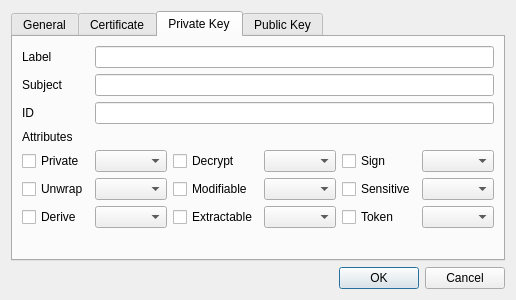
The window that HsmMan/import_pfx_dlg.ui (jykim74/CryptokiMan) describes before a commit, drawn with Qt 5.
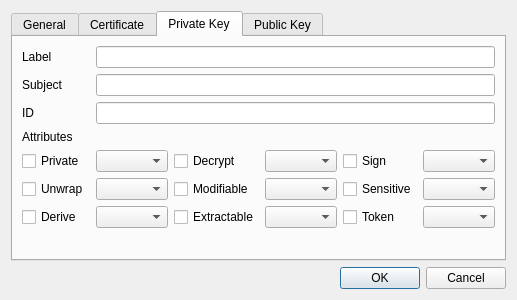
The same window after the commit. The open tabs and pages were chosen to show the change.

Diff of the .ui file:
```diff
--- a/HsmMan/import_pfx_dlg.ui
+++ b/HsmMan/import_pfx_dlg.ui
@@ -6,7 +6,7 @@
    <rect>
     <x>0</x>
     <y>0</y>
-    <width>400</width>
+    <width>517</width>
     <height>300</height>
    </rect>
   </property>
```
Left out of the diff: 110 changed lines with no effect on the pictures.
